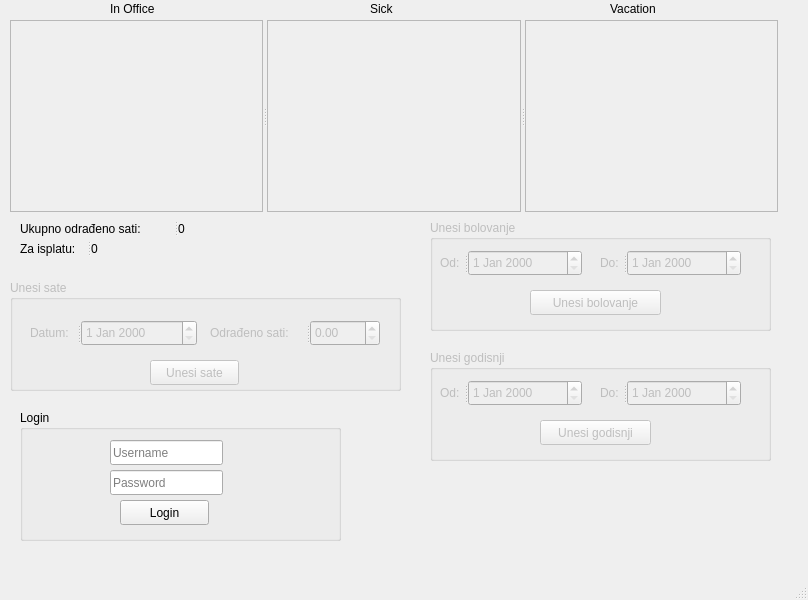
The window that Design.ui (Rysc0/TBP) describes before a commit, drawn with Qt 5.
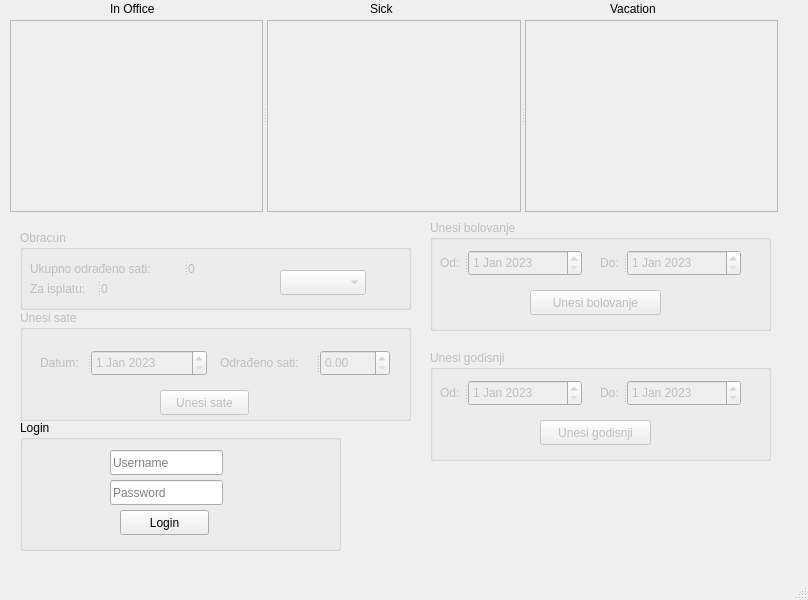
The same window after the commit.

Commit message: novi design

```diff
--- a/Design.ui
+++ b/Design.ui
@@ -62,8 +62,8 @@
     </property>
     <property name="geometry">
      <rect>
-      <x>10</x>
-      <y>280</y>
+      <x>20</x>
+      <y>310</y>
       <width>391</width>
       <height>111</height>
      </rect>
@@ -101,7 +101,15 @@
        <string>Datum:</string>
       </property>
      </widget>
-     <widget class="QDateEdit" name="DatumdateEdit"/>
+     <widget class="QDateEdit" name="DatumdateEdit">
+      <property name="date">
+       <date>
+        <year>2023</year>
+        <month>1</month>
+        <day>1</day>
+       </date>
+      </property>
+     </widget>
     </widget>
     <widget class="QSplitter" name="splitter_4">
      <property name="geometry">
@@ -168,7 +176,18 @@
        <string>Od:</string>
       </property>
      </widget>
-     <widget class="QDateEdit" name="BolovanjeOdDate"/>
+     <widget class="QDateEdit" name="BolovanjeOdDate">
+      <property name="enabled">
+       <bool>false</bool>
+      </property>
+      <property name="date">
+       <date>
+        <year>2023</year>
+        <month>1</month>
+        <day>1</day>
+       </date>
+      </property>
+     </widget>
     </widget>
     <widget class="QSplitter" name="splitter_7">
      <property name="geometry">
@@ -187,7 +206,15 @@
        <string>Do:</string>
       </property>
      </widget>
-     <widget class="QDateEdit" name="BolovanjeDoDate"/>
+     <widget class="QDateEdit" name="BolovanjeDoDate">
+      <property name="date">
+       <date>
+        <year>2023</year>
+        <month>1</month>
+        <day>1</day>
+       </date>
+      </property>
+     </widget>
     </widget>
    </widget>
    <widget class="QGroupBox" name="GodisnjiGroupBox">
@@ -235,7 +262,15 @@
        <string>Od:</string>
       </property>
      </widget>
-     <widget class="QDateEdit" name="GodisnjiOdDate"/>
+     <widget class="QDateEdit" name="GodisnjiOdDate">
+      <property name="date">
+       <date>
+        <year>2023</year>
+        <month>1</month>
+        <day>1</day>
+       </date>
+      </property>
+     </widget>
     </widget>
     <widget class="QSplitter" name="splitter_9">
      <property name="geometry">
@@ -254,14 +289,22 @@
        <string>Do:</string>
       </property>
      </widget>
-     <widget class="QDateEdit" name="GodisnjiDoDate"/>
+     <widget class="QDateEdit" name="GodisnjiDoDate">
+      <property name="date">
+       <date>
+        <year>2023</year>
+        <month>1</month>
+        <day>1</day>
+       </date>
+      </property>
+     </widget>
     </widget>
    </widget>
    <widget class="QGroupBox" name="LoginGroupBox">
     <property name="geometry">
      <rect>
       <x>20</x>
-      <y>410</y>
+      <y>420</y>
       <width>321</width>
       <height>131</height>
      </rect>
@@ -349,49 +392,75 @@
      </property>
     </widget>
    </widget>
-   <widget class="QSplitter" name="splitter_2">
+   <widget class="QGroupBox" name="ObracunGroupBox">
+    <property name="enabled">
+     <bool>false</bool>
+    </property>
     <property name="geometry">
      <rect>
       <x>20</x>
-      <y>220</y>
-      <width>167</width>
-      <height>17</height>
+      <y>230</y>
+      <width>391</width>
+      <height>80</height>
      </rect>
     </property>
-    <property name="orientation">
-     <enum>Qt::Horizontal</enum>
+    <property name="title">
+     <string>Obracun</string>
     </property>
-    <widget class="QLabel" name="UkupnoSatiLabel">
-     <property name="text">
-      <string>Ukupno odrađeno sati: </string>
+    <widget class="QSplitter" name="splitter_5">
+     <property name="geometry">
+      <rect>
+       <x>10</x>
+       <y>50</y>
+       <width>79</width>
+       <height>17</height>
+      </rect>
      </property>
-    </widget>
-    <widget class="QLabel" name="BrojSatiLabel">
-     <property name="text">
-      <string>0</string>
+     <property name="orientation">
+      <enum>Qt::Horizontal</enum>
      </property>
+     <widget class="QLabel" name="ZaIsplatuLabel">
+      <property name="text">
+       <string>Za isplatu:</string>
+      </property>
+     </widget>
+     <widget class="QLabel" name="BrojZaIsplatuLabel">
+      <property name="text">
+       <string>0</string>
+      </property>
+     </widget>
     </widget>
-   </widget>
-   <widget class="QSplitter" name="splitter_5">
-    <property name="geometry">
-     <rect>
-      <x>20</x>
-      <y>240</y>
-      <width>79</width>
-      <height>17</height>
-     </rect>
-    </property>
-    <property name="orientation">
-     <enum>Qt::Horizontal</enum>
-    </property>
-    <widget class="QLabel" name="ZaIsplatuLabel">
-     <property name="text">
-      <string>Za isplatu:</string>
+    <widget class="QSplitter" name="splitter_2">
+     <property name="geometry">
+      <rect>
+       <x>10</x>
+       <y>30</y>
+       <width>167</width>
+       <height>17</height>
+      </rect>
      </property>
+     <property name="orientation">
+      <enum>Qt::Horizontal</enum>
+     </property>
+     <widget class="QLabel" name="UkupnoSatiLabel">
+      <property name="text">
+       <string>Ukupno odrađeno sati: </string>
+      </property>
+     </widget>
+     <widget class="QLabel" name="BrojSatiLabel">
+      <property name="text">
+       <string>0</string>
+      </property>
+     </widget>
     </widget>
-    <widget class="QLabel" name="BrojZaIsplatuLabel">
-     <property name="text">
-      <string>0</string>
+    <widget class="QComboBox" name="MjesecGroupBox">
+     <property name="geometry">
+      <rect>
+       <x>260</x>
+       <y>40</y>
+       <width>86</width>
+       <height>25</height>
+      </rect>
      </property>
     </widget>
    </widget>
```
